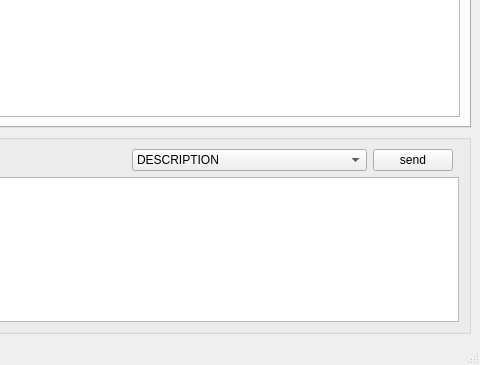
Qt form GUI/GUI.ui (tecnomod-um/OntoGenix) before a commit; both pictures show x 759 to 1239 and y 467 to 832 of the 1239 by 832 pixel window.
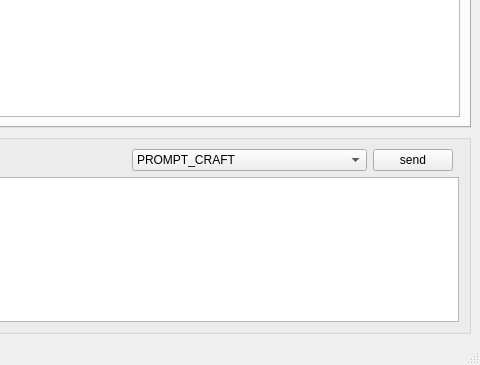
The same form after that commit. Custom widgets are drawn as their Qt base class.

Commit message: added prompt crafting facility

The edit to the form file:
```diff
--- a/GUI/GUI.ui
+++ b/GUI/GUI.ui
@@ -70,6 +70,11 @@
              <height>0</height>
             </size>
            </property>
+           <item>
+            <property name="text">
+             <string>PROMPT_CRAFT</string>
+            </property>
+           </item>
            <item>
             <property name="text">
              <string>DESCRIPTION</string>
```
The commit also changes 5 other files.
